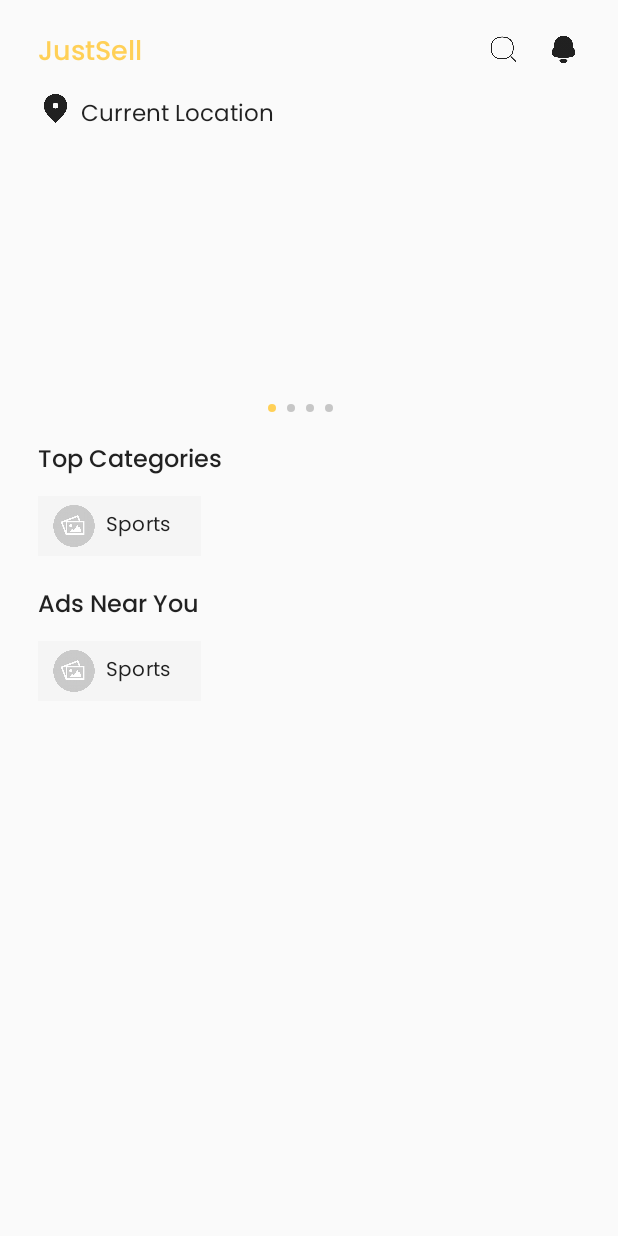
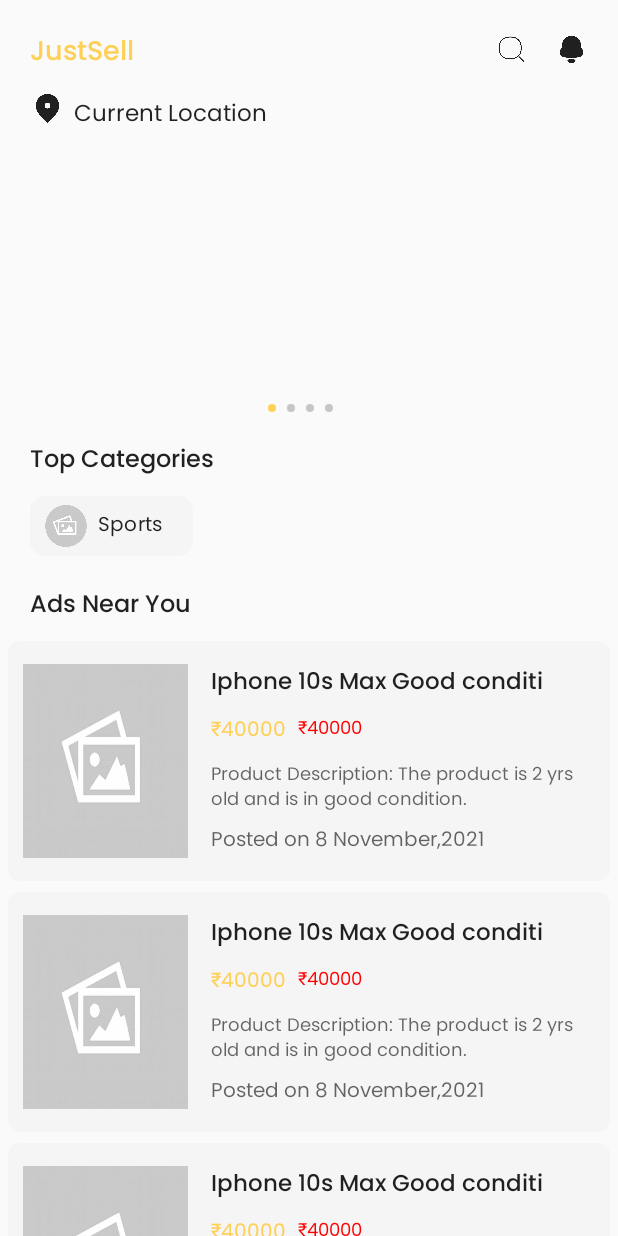
Before and after one commit to bhaskarblur/Justsell, an Android app: the layout fragment_home.xml on its own in the app's theme, with its tools: preview values and no code run, on a phone screen of 412 x 824 dp. Run offline under Robolectric (Android 15) with nearby library versions, the phone set to English and light mode, and no system bars.

Commit message:
added ads layout

```diff
--- a/app/src/main/res/layout/ads_layout.xml
+++ b/app/src/main/res/layout/ads_layout.xml
@@ -1,6 +1,111 @@
 <?xml version="1.0" encoding="utf-8"?>
 <androidx.constraintlayout.widget.ConstraintLayout xmlns:android="http://schemas.android.com/apk/res/android"
+    xmlns:app="http://schemas.android.com/apk/res-auto"
+    xmlns:tools="http://schemas.android.com/tools"
     android:layout_width="match_parent"
-    android:layout_height="match_parent">
+    android:layout_height="wrap_content"
+    android:layout_marginBottom="7dp">
 
+    <androidx.constraintlayout.widget.ConstraintLayout
+        android:id="@+id/ads_card"
+        android:layout_width="match_parent"
+        android:layout_height="160dp"
+        android:background="@drawable/roundboxbg"
+        android:backgroundTint="?android:textColorPrimaryInverse"
+        app:layout_constraintEnd_toEndOf="parent"
+        app:layout_constraintStart_toStartOf="parent"
+        app:layout_constraintTop_toTopOf="parent">
+
+        <ImageView
+            android:id="@+id/ads_image"
+            android:layout_width="110dp"
+            android:layout_height="match_parent"
+            android:layout_marginStart="10dp"
+            android:paddingTop="15dp"
+            android:paddingBottom="15dp"
+            android:scaleType="fitXY"
+            app:layout_constraintBottom_toBottomOf="parent"
+            app:layout_constraintStart_toStartOf="parent"
+            app:layout_constraintTop_toTopOf="parent"
+            app:srcCompat="@drawable/imgsample" />
+
+        <TextView
+            android:id="@+id/ads_title"
+            android:layout_width="wrap_content"
+            android:layout_height="0dp"
+            android:layout_marginStart="15dp"
+            android:layout_marginTop="15dp"
+            android:layout_marginEnd="15dp"
+            android:fontFamily="@font/poppins_medium"
+            android:maxLength="27"
+            android:text="Iphone 10s Max Good condition"
+            android:textColor="?android:textColorPrimary"
+            android:textSize="15sp"
+            app:layout_constraintEnd_toEndOf="parent"
+            app:layout_constraintHorizontal_bias="0.0"
+            app:layout_constraintStart_toEndOf="@+id/ads_image"
+            app:layout_constraintTop_toTopOf="parent" />
+
+        <TextView
+            android:id="@+id/ads_price"
+            android:layout_width="wrap_content"
+            android:layout_height="wrap_content"
+            android:layout_marginStart="15dp"
+            android:layout_marginTop="7dp"
+            android:fontFamily="@font/poppins"
+            android:text="₹40000"
+            android:textColor="@color/primary_color"
+            android:textSize="13sp"
+            app:layout_constraintStart_toEndOf="@+id/ads_image"
+            app:layout_constraintTop_toBottomOf="@+id/ads_title" />
+
+        <TextView
+            android:id="@+id/ads_price3"
+            android:layout_width="0dp"
+            android:layout_height="wrap_content"
+            android:layout_marginStart="15dp"
+            android:layout_marginTop="8dp"
+            android:layout_marginEnd="15dp"
+            android:fontFamily="@font/poppins"
+            android:maxLength="75"
+            android:text="Product Description: The product is 2 yrs old and is in good condition."
+            android:textColor="?android:textColorSecondary"
+            android:textSize="12sp"
+            app:layout_constraintEnd_toEndOf="parent"
+            app:layout_constraintStart_toEndOf="@+id/ads_image"
+            app:layout_constraintTop_toBottomOf="@+id/ads_price" />
+
+        <TextView
+            android:id="@+id/ads_price4"
+            android:layout_width="0dp"
+            android:layout_height="wrap_content"
+            android:layout_marginStart="15dp"
+            android:layout_marginTop="10dp"
+            android:layout_marginEnd="15dp"
+            android:layout_marginBottom="15dp"
+            android:fontFamily="@font/poppins"
+            android:maxLength="30"
+            android:text="Posted on 8 November,2021"
+            android:textColor="?android:textColorSecondary"
+            android:textSize="13sp"
+            app:layout_constraintBottom_toBottomOf="parent"
+            app:layout_constraintEnd_toEndOf="parent"
+            app:layout_constraintHorizontal_bias="1.0"
+            app:layout_constraintStart_toEndOf="@+id/ads_image"
+            app:layout_constraintTop_toBottomOf="@+id/ads_price3"
+            app:layout_constraintVertical_bias="1.0" />
+
+        <TextView
+            android:id="@+id/ads_price2"
+            android:layout_width="wrap_content"
+            android:layout_height="wrap_content"
+            android:layout_marginStart="8dp"
+            android:layout_marginTop="7dp"
+            android:fontFamily="@font/poppins"
+            android:text="₹40000"
+            android:textColor="#FF0000"
+            android:textSize="12sp"
+            app:layout_constraintStart_toEndOf="@+id/ads_price"
+            app:layout_constraintTop_toBottomOf="@+id/ads_title" />
+    </androidx.constraintlayout.widget.ConstraintLayout>
 </androidx.constraintlayout.widget.ConstraintLayout>
--- a/app/src/main/res/layout/category_layout.xml
+++ b/app/src/main/res/layout/category_layout.xml
@@ -6,7 +6,8 @@
     android:layout_width="wrap_content"
     android:layout_height="40dp"
     android:layout_marginRight="10dp"
-    android:background="?android:textColorPrimaryInverse"
+    android:background="@drawable/fieldselbg"
+    android:backgroundTint="?android:textColorPrimaryInverse"
     android:foreground="?android:selectableItemBackground">
 
     <TextView
--- a/app/src/main/res/layout/fragment_home.xml
+++ b/app/src/main/res/layout/fragment_home.xml
@@ -79,26 +79,28 @@
                 android:id="@+id/adsrec"
                 android:layout_width="match_parent"
                 android:layout_height="wrap_content"
-                android:layout_marginStart="25dp"
+                android:layout_marginStart="5dp"
                 android:layout_marginTop="10dp"
+                android:layout_marginEnd="5dp"
+                android:orientation="vertical"
                 app:layout_constraintEnd_toEndOf="parent"
                 app:layout_constraintHorizontal_bias="0.0"
                 app:layout_constraintStart_toStartOf="parent"
                 app:layout_constraintTop_toBottomOf="@+id/citytext3"
-                tools:itemCount="1"
-                tools:listitem="@layout/category_layout" />
+                tools:listitem="@layout/ads_layout" />
 
             <androidx.recyclerview.widget.RecyclerView
                 android:id="@+id/categoryrec"
                 android:layout_width="match_parent"
                 android:layout_height="wrap_content"
-                android:layout_marginStart="25dp"
+                android:layout_marginStart="20dp"
                 android:layout_marginTop="10dp"
+                android:orientation="horizontal"
                 app:layout_constraintEnd_toEndOf="parent"
                 app:layout_constraintStart_toStartOf="parent"
                 app:layout_constraintTop_toBottomOf="@+id/citytext2"
                 tools:itemCount="1"
-                tools:listitem="@layout/category_layout" >
+                tools:listitem="@layout/category_layout">
 
             </androidx.recyclerview.widget.RecyclerView>
 
@@ -106,7 +108,7 @@
                 android:id="@+id/citytext2"
                 android:layout_width="wrap_content"
                 android:layout_height="wrap_content"
-                android:layout_marginStart="25dp"
+                android:layout_marginStart="20dp"
                 android:layout_marginTop="30dp"
                 android:fontFamily="@font/poppins_medium"
                 android:text="Top Categories"
@@ -119,7 +121,7 @@
                 android:id="@+id/citytext3"
                 android:layout_width="wrap_content"
                 android:layout_height="wrap_content"
-                android:layout_marginStart="25dp"
+                android:layout_marginStart="20dp"
                 android:layout_marginTop="20dp"
                 android:fontFamily="@font/poppins_medium"
                 android:text="Ads Near You"
@@ -203,7 +205,7 @@
                     android:id="@+id/appname"
                     android:layout_width="wrap_content"
                     android:layout_height="wrap_content"
-                    android:layout_marginStart="25dp"
+                    android:layout_marginStart="20dp"
                     android:layout_marginTop="20dp"
                     android:fontFamily="@font/poppins_medium"
                     android:text="JustSell"
@@ -216,7 +218,7 @@
                     android:id="@+id/citytext"
                     android:layout_width="wrap_content"
                     android:layout_height="wrap_content"
-                    android:layout_marginStart="54dp"
+                    android:layout_marginStart="49dp"
                     android:layout_marginTop="64dp"
                     android:fontFamily="@font/poppins"
                     android:text="Current Location"
@@ -230,7 +232,7 @@
                     android:layout_width="22dp"
                     android:layout_height="22dp"
                     android:layout_marginTop="22dp"
-                    android:layout_marginEnd="65dp"
+                    android:layout_marginEnd="60dp"
                     android:clickable="true"
                     android:src="@drawable/searchicon"
                     app:layout_constraintEnd_toEndOf="parent"
@@ -242,7 +244,7 @@
                     android:layout_width="22dp"
                     android:layout_height="22dp"
                     android:layout_marginTop="22dp"
-                    android:layout_marginEnd="25dp"
+                    android:layout_marginEnd="20dp"
                     android:clickable="true"
                     android:src="@drawable/notification"
                     app:layout_constraintEnd_toEndOf="parent"
@@ -253,7 +255,7 @@
                     android:id="@+id/locaticon"
                     android:layout_width="23dp"
                     android:layout_height="23dp"
-                    android:layout_marginStart="25dp"
+                    android:layout_marginStart="20dp"
                     android:layout_marginTop="10dp"
                     android:layout_marginBottom="10dp"
                     android:clickable="true"
```
